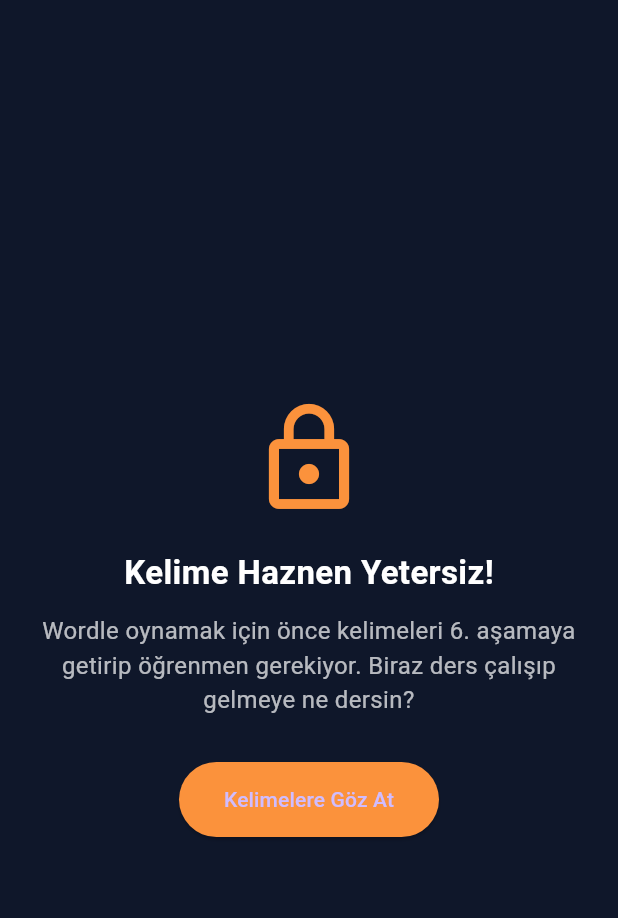
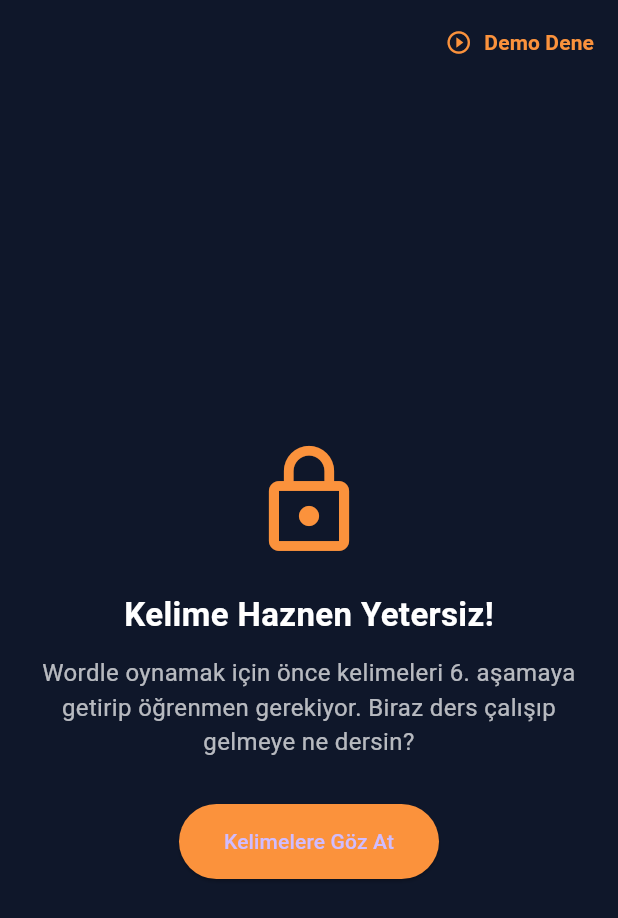
Before and after one commit to emrealmaa/Monolingo, a Flutter app: the WordleUnlimitedScreen screen opened directly with empty values, on a phone screen of 412 x 824 dp. Shown: the top 918 px of the screen. Run offline on Flutter 3.47's test engine with Material 3 defaults, Android fonts, the phone set to English and light mode, and no system bars; our stand-ins replace flutter_local_notifications, flutter_tts, google_fonts, shared_preferences, sqflite, timezone; accounts and stored records are empty.

Commit message:
demo mode eklendi

```diff
--- a/lib/screens/wordle_unlimited_screen.dart
+++ b/lib/screens/wordle_unlimited_screen.dart
@@ -5,7 +5,12 @@ import '../data/db_helper.dart';
 
 class WordleUnlimitedScreen extends StatefulWidget {
   final List<String> seciliSeviyeler;
-  const WordleUnlimitedScreen({super.key, required this.seciliSeviyeler});
+  final bool isDemoMode; // YENİ: Demo mod flag'i
+  const WordleUnlimitedScreen({
+    super.key,
+    required this.seciliSeviyeler,
+    this.isDemoMode = false, // Varsayılan olarak false
+  });
 
   @override
   State<WordleUnlimitedScreen> createState() => _WordleUnlimitedScreenState();
@@ -50,7 +55,13 @@ class _WordleUnlimitedScreenState extends State<WordleUnlimitedScreen>
     setState(() => yukleniyor = true);
     final dbHelper = DbHelper();
 
-    // AGA: Artık aktif kullanıcının öğrenilmiş kelime sayısına bakıyoruz
+    Map<String, dynamic>? kelimeVerisi;
+
+    if (widget.isDemoMode) {
+      // ✅ DEMO MOD: Öğrenilip öğrenilmediğine bakmadan tüm kelimelerden rastgele seç
+      kelimeVerisi = await dbHelper.getDemoRastgeleKelime();
+    } else {
+      // NORMAL MOD: Sadece öğrenilmiş kelimeleri kullan
       int ogrenilenSayisi = await dbHelper.getOgrenilmisKelimeSayisi(
         aktifKullaniciId ?? 1,
       );
@@ -63,14 +74,14 @@ class _WordleUnlimitedScreenState extends State<WordleUnlimitedScreen>
         return;
       }
 
-    // AGA: Sadece aktif kullanıcıya ait öğrenilmiş rastgele kelimeyi çekiyoruz
-    final kelimeVerisi = await dbHelper.getOgrenilmisRastgeleKelime(
+      kelimeVerisi = await dbHelper.getOgrenilmisRastgeleKelime(
         aktifKullaniciId ?? 1,
       );
+    }
 
     if (kelimeVerisi != null) {
       setState(() {
-        hedefKelime = _temizle(kelimeVerisi['word'].toString());
+        hedefKelime = _temizle(kelimeVerisi!['word'].toString());
         anlam = kelimeVerisi['meaning'] ?? "Anlam bulunamadı";
         mevcutSeviye = kelimeVerisi['level'] ?? "A1";
         toplamHak = hedefKelime.length <= 3
@@ -261,7 +272,6 @@ class _WordleUnlimitedScreenState extends State<WordleUnlimitedScreen>
             style: const TextStyle(
               color: kAccentCopper,
               fontWeight: FontWeight.bold,
-              fontSize: 18,
             ),
           ),
         ],
@@ -281,6 +291,35 @@ class _WordleUnlimitedScreenState extends State<WordleUnlimitedScreen>
     if (yetersizKelime) {
       return Scaffold(
         backgroundColor: kDeepNavy,
+        // YENİ: Sağ üst köşeye Demo butonu
+        appBar: AppBar(
+          backgroundColor: Colors.transparent,
+          elevation: 0,
+          automaticallyImplyLeading: false,
+          actions: [
+            TextButton.icon(
+              onPressed: () {
+                Navigator.pushReplacement(
+                  context,
+                  MaterialPageRoute(
+                    builder: (_) => WordleUnlimitedScreen(
+                      seciliSeviyeler: widget.seciliSeviyeler,
+                      isDemoMode: true, // Demo flag'i true yap
+                    ),
+                  ),
+                );
+              },
+              icon: const Icon(Icons.play_circle_outline, color: kAccentCopper),
+              label: const Text(
+                "Demo Dene",
+                style: TextStyle(
+                  color: kAccentCopper,
+                  fontWeight: FontWeight.bold,
+                ),
+              ),
+            ),
+          ],
+        ),
         body: Center(
           child: Padding(
             padding: const EdgeInsets.all(20.0),
@@ -332,7 +371,41 @@ class _WordleUnlimitedScreenState extends State<WordleUnlimitedScreen>
         centerTitle: true,
         backgroundColor: Colors.transparent,
         elevation: 0,
-        title: Text(
+        // YENİ: Demo modda başlıkta "DEMO" yazısı göster
+        title: widget.isDemoMode
+            ? Row(
+                mainAxisSize: MainAxisSize.min,
+                children: [
+                  Container(
+                    padding: const EdgeInsets.symmetric(
+                      horizontal: 8,
+                      vertical: 3,
+                    ),
+                    decoration: BoxDecoration(
+                      color: kAccentCopper.withOpacity(0.2),
+                      borderRadius: BorderRadius.circular(6),
+                      border: Border.all(color: kAccentCopper, width: 1),
+                    ),
+                    child: const Text(
+                      "DEMO",
+                      style: TextStyle(
+                        color: kAccentCopper,
+                        fontSize: 11,
+                        fontWeight: FontWeight.bold,
+                      ),
+                    ),
+                  ),
+                  const SizedBox(width: 8),
+                  Text(
+                    "PUAN: $toplamPuan",
+                    style: const TextStyle(
+                      color: Colors.white,
+                      fontWeight: FontWeight.bold,
+                    ),
+                  ),
+                ],
+              )
+            : Text(
                 "PUAN: $toplamPuan",
                 style: const TextStyle(
                   color: Colors.white,
```
Also changed, not shown: lib/data/db_helper.dart (+12 -1 lines), 1 other file. Lines whose indentation alone changed are shown as unchanged.
